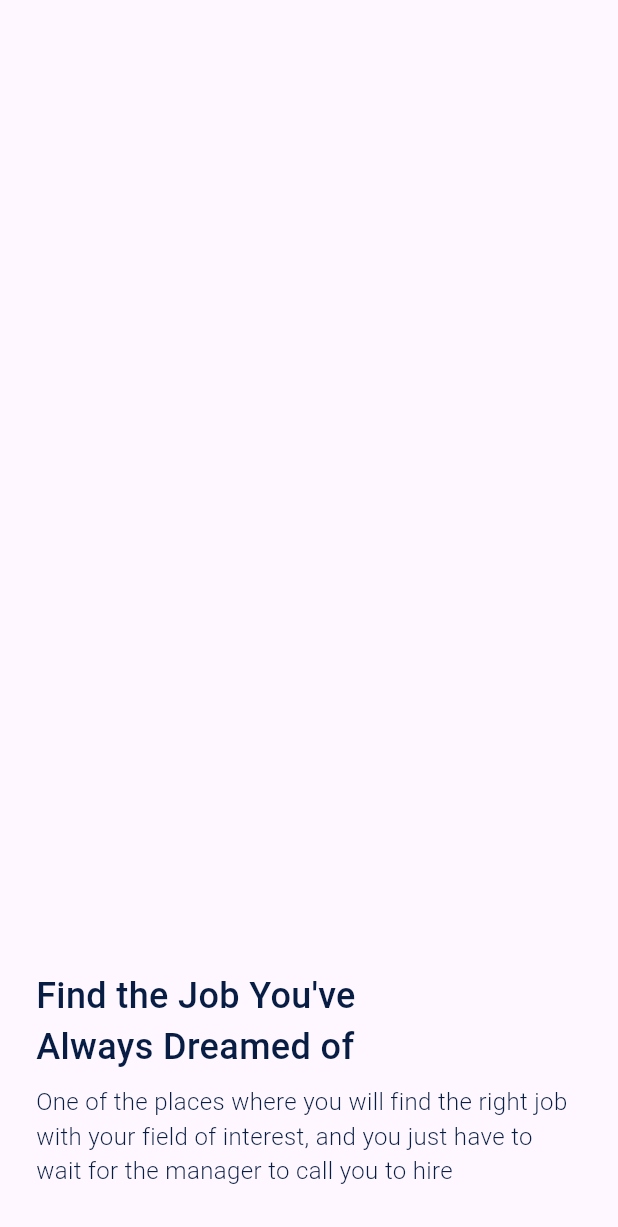
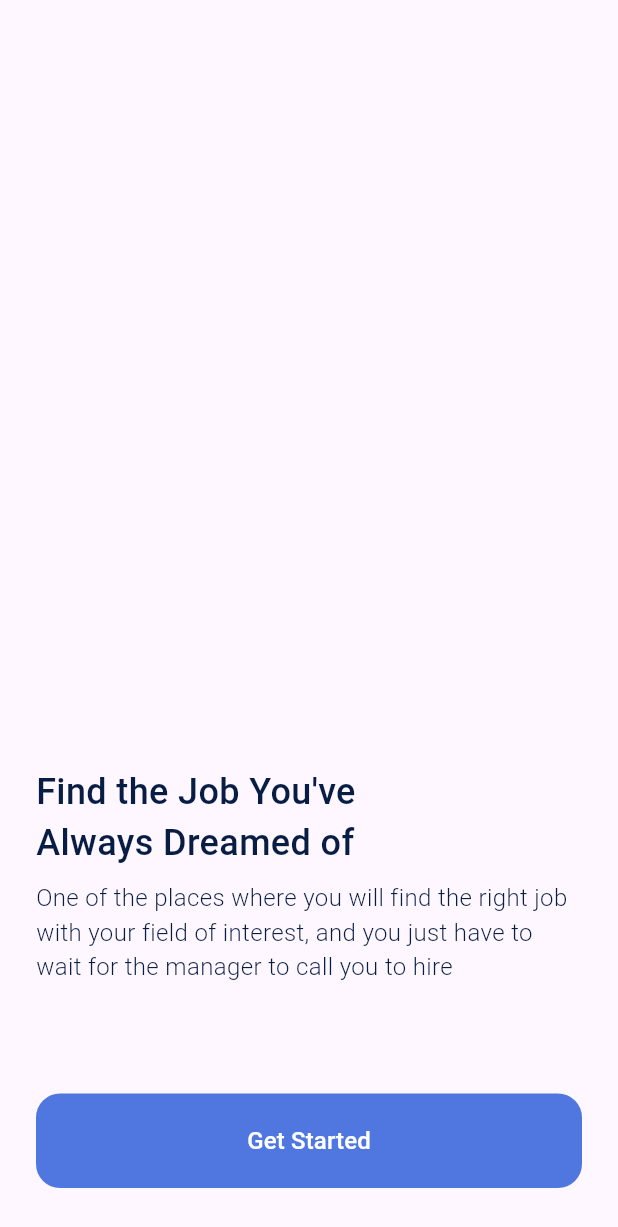
Before and after one commit to lazlanrafar/job-finder-mobile-app, a Flutter app: the screen it shows after launch, on a phone screen of 412 x 824 dp. Shown: the top 1227 px of the screen. Run offline on Flutter 3.47's test engine with Material 3 defaults, Android fonts, the light colour scheme and no system bars.

Commit message:
slicing widgets button

```diff
--- a/lib/screens/splash_screen.dart
+++ b/lib/screens/splash_screen.dart
@@ -1,5 +1,6 @@
 import 'package:flutter/material.dart';
 import 'package:job_finder/shared/theme_shared.dart';
+import 'package:job_finder/widgets/button.dart';
 
 class SplashScreen extends StatelessWidget {
   const SplashScreen({super.key});
@@ -7,7 +8,8 @@ class SplashScreen extends StatelessWidget {
   @override
   Widget build(BuildContext context) {
     return Scaffold(
-        body: Container(
+        body: SafeArea(
+      child: Container(
         padding: EdgeInsets.symmetric(
           horizontal: defaultMargin,
           vertical: 32,
@@ -19,15 +21,22 @@ class SplashScreen extends StatelessWidget {
             Text(
               "Find the Job You've\nAlways Dreamed of",
               style: TextStyle(
-                fontSize: 24, fontWeight: FontWeight.w500, color: primaryColor),
+                  fontSize: 24,
+                  fontWeight: FontWeight.w500,
+                  color: primaryColor),
             ),
             const SizedBox(height: 8),
             Text(
               "One of the places where you will find the right job with your field of interest, and you just have to wait for the manager to call you to hire",
               style: TextStyle(
-                fontSize: 16, fontWeight: FontWeight.w300, color: primaryColor),
-          )
+                  fontSize: 16,
+                  fontWeight: FontWeight.w300,
+                  color: primaryColor),
+            ),
+            const SizedBox(height: 73),
+            Button(text: 'Get Started', onPressed: () => {})
           ],
+        ),
       ),
     ));
   }
--- /dev/null
+++ b/lib/widgets/button.dart
@@ -0,0 +1,40 @@
+import 'package:flutter/material.dart';
+import 'package:job_finder/shared/theme_shared.dart';
+
+class Button extends StatelessWidget {
+  final String text;
+  final Function() onPressed;
+
+  const Button({
+    super.key,
+    required this.text,
+    required this.onPressed,
+  });
+
+  @override
+  Widget build(BuildContext context) {
+    return SizedBox(
+      width: double.infinity,
+      child: TextButton(
+        onPressed: onPressed,
+        style: TextButton.styleFrom(
+          backgroundColor: blueColor,
+          padding: const EdgeInsets.symmetric(
+            vertical: 20,
+          ),
+          shape: RoundedRectangleBorder(
+            borderRadius: BorderRadius.circular(16),
+          ),
+        ),
+        child: Text(
+          text,
+          style: const TextStyle(
+            fontSize: 16,
+            fontWeight: FontWeight.w500,
+            color: Colors.white,
+          ),
+        ),
+      ),
+    );
+  }
+}
```
Also changed, not shown: assets/bg_splash.png (added). Lines whose indentation alone changed are shown as unchanged.
